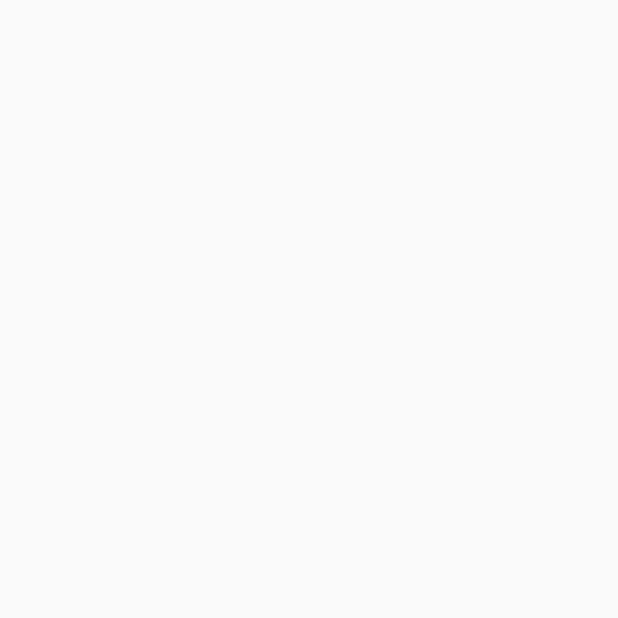
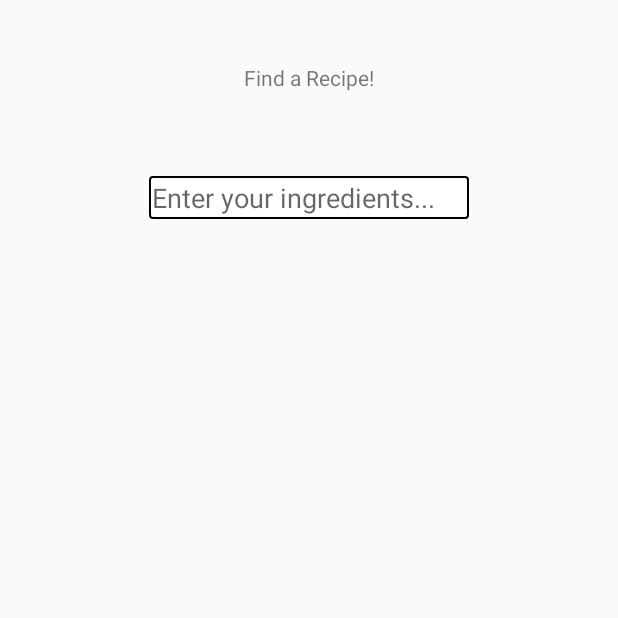
Before and after one commit to clumsyninja007/Sporkly, an Android app: the myIngredientsActivity screen opened directly, with no data from a screen before it, on a phone screen of 412 x 824 dp, the top half of it. Before the commit the part shown is empty. Run offline under Robolectric (Android 15) with nearby library versions, the phone set to English and light mode, and no system bars.

Commit message:
Made my ingredients layout edits

```diff
--- /dev/null
+++ b/app/src/main/res/drawable/border.xml
@@ -0,0 +1,14 @@
+<?xml version="1.0" encoding="utf-8"?>
+<shape
+    xmlns:android="http://schemas.android.com/apk/res/android"
+    android:shape="rectangle">
+
+    <corners
+        android:radius="2dp"
+        />
+    <solid android:color="#ffffff"
+        />
+    <stroke
+        android:width="1dip"
+        android:color="#000" />
+</shape>
--- a/app/src/main/res/layout/my_ingredients.xml
+++ b/app/src/main/res/layout/my_ingredients.xml
@@ -1,6 +1,27 @@
 <?xml version="1.0" encoding="utf-8"?>
-<LinearLayout xmlns:android="http://schemas.android.com/apk/res/android"
+<RelativeLayout xmlns:android="http://schemas.android.com/apk/res/android"
     android:layout_width="match_parent"
     android:layout_height="match_parent">
 
-</LinearLayout>
+    <EditText
+        android:layout_width="wrap_content"
+        android:layout_height="wrap_content"
+        android:inputType="textPersonName"
+        android:ems="10"
+        android:layout_marginTop="56dp"
+        android:id="@+id/editText3"
+        android:hint="Enter your ingredients..."
+        android:background="@drawable/border"
+        android:padding="2dp"
+        android:layout_below="@+id/textView4"
+        android:layout_centerHorizontal="true" />
+
+    <TextView
+        android:text="Find a Recipe!"
+        android:layout_width="wrap_content"
+        android:layout_height="wrap_content"
+        android:layout_marginTop="42dp"
+        android:id="@+id/textView4"
+        android:layout_alignParentTop="true"
+        android:layout_centerHorizontal="true" />
+</RelativeLayout>
```
